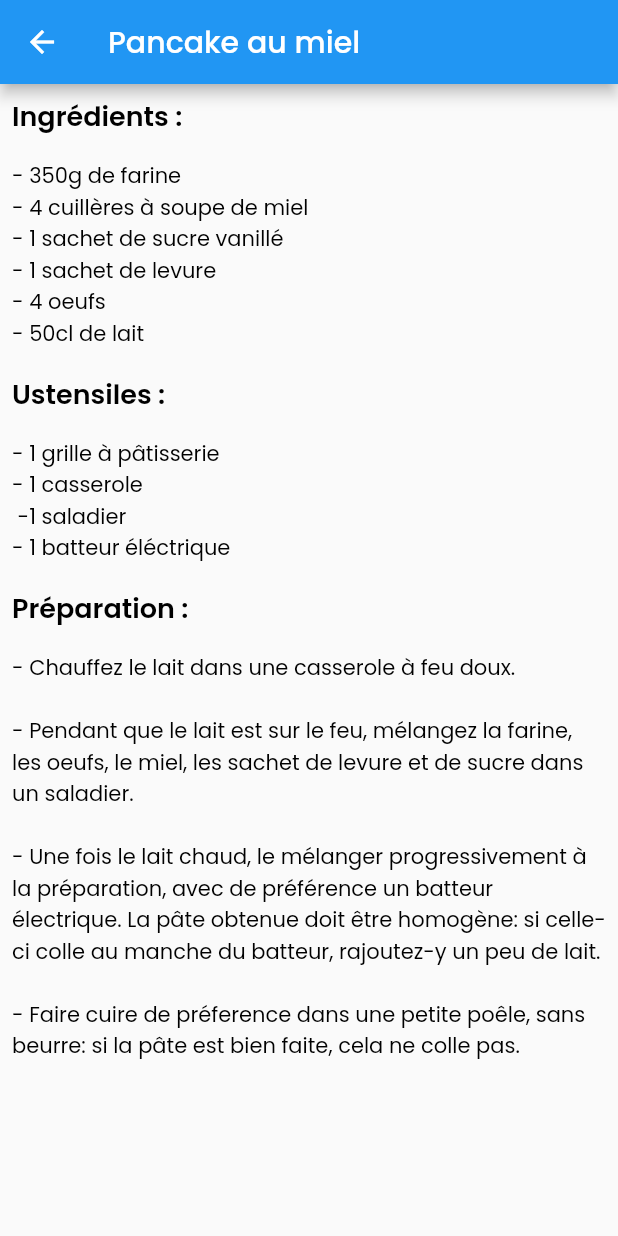
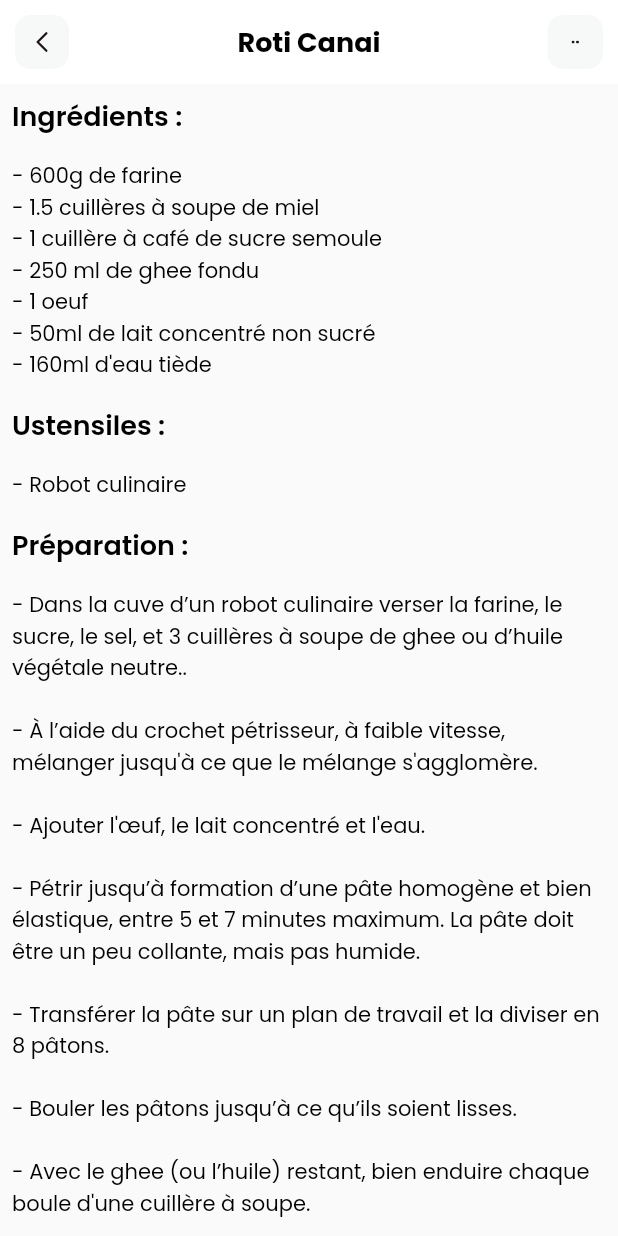
Before and after one commit to timotheegarot/fitness, a Flutter app: the screen it shows after launch, after a tap on "Voir", on a phone screen of 412 x 824 dp. Run offline on Flutter 3.47's test engine with Material 2 defaults, Android fonts, the phone set to English and light mode, and no system bars; our stand-ins replace flutter_svg.

Commit message:
AppBar fixed, canai bread recipe added

```diff
--- /dev/null
+++ b/lib/pages/app_bar.dart
@@ -0,0 +1,56 @@
+import 'package:flutter/material.dart';
+import 'package:flutter_svg/svg.dart';
+
+PreferredSizeWidget appBar(BuildContext context, text) {
+  return AppBar(
+    title: Text(
+      text,
+      style: const TextStyle(
+        color: Colors.black,
+        fontSize: 18,
+        fontWeight: FontWeight.bold,
+      ),
+    ),
+    backgroundColor: Colors.white,
+    elevation: 0.0,
+    centerTitle: true,
+    leading: GestureDetector(
+      onTap: () {
+        Navigator.maybePop(
+            context); //Prevents black screen when pop from the breakfast page
+      },
+      child: Container(
+        margin: const EdgeInsets.all(10),
+        alignment: Alignment.center,
+        width: 30,
+        height: 30,
+        decoration: BoxDecoration(
+            color: const Color(0xffF7F8F8),
+            borderRadius: BorderRadius.circular(10)),
+        child: SvgPicture.asset(
+          'assets/icons/Arrow - Left 2.svg',
+          height: 20,
+          width: 20,
+        ),
+      ),
+    ),
+    actions: [
+      GestureDetector(
+        onTap: () {},
+        child: Container(
+          margin: const EdgeInsets.all(10),
+          alignment: Alignment.center,
+          width: 37,
+          decoration: BoxDecoration(
+              color: const Color(0xffF7F8F8),
+              borderRadius: BorderRadius.circular(10)),
+          child: SvgPicture.asset(
+            'assets/icons/dots.svg',
+            height: 5,
+            width: 5,
+          ),
+        ),
+      )
+    ],
+  );
+}
--- /dev/null
+++ b/lib/pages/canai_bread.dart
@@ -0,0 +1,97 @@
+import 'package:fitness/pages/app_bar.dart';
+import 'package:flutter/material.dart';
+
+class CanaiBreadRecipe extends StatelessWidget {
+  const CanaiBreadRecipe({Key? key}) : super(key: key);
+
+  final String canaiBreadIngredients =
+      "- 600g de farine\n- 1.5 cuillères à soupe de miel\n- 1 cuillère à café de sucre semoule\n- 250 ml de ghee fondu\n- 1 oeuf\n- 50ml de lait concentré non sucré\n- 160ml d'eau tiède";
+  final String canaiBreadTools = '- Robot culinaire';
+  final String canaiBreadSteps =
+      '''- Dans la cuve d’un robot culinaire verser la farine, le sucre, le sel, et 3 cuillères à soupe de ghee ou d’huile végétale neutre..
+      \n- À l’aide du crochet pétrisseur, à faible vitesse, mélanger jusqu'à ce que le mélange s'agglomère.
+      \n- Ajouter l'œuf, le lait concentré et l'eau.
+      \n- Pétrir jusqu’à formation d’une pâte homogène et bien élastique, entre 5 et 7 minutes maximum. La pâte doit être un peu collante, mais pas humide.
+      \n- Transférer la pâte sur un plan de travail et la diviser en 8 pâtons.
+      \n- Bouler les pâtons jusqu’à ce qu’ils soient lisses.
+      \n- Avec le ghee (ou l’huile) restant, bien enduire chaque boule d'une cuillère à soupe.
+      \n- Disposer les boules de pâte sur une plaque et les couvrir d’un linge.
+      \n- Les laisser reposer à température ambiante, à l’abri des courants d’air, pendant au moins 6 heures.
+      \n- Enduire un plan de travail de ghee ou d’huile végétale neutre. Enduire les deux mains également. Déposer une boule de pâte au centre du plan de travail.
+      \n- Appuyer avec la paume de la main généreusement graissée pour aplatir la pâte en un disque d’environ 15 a 20 cm de diamètre, sur 6 mm d’épaisseur au centre et légèrement plus mince sur les bords.
+      \n- Étirer la pâte du centre vers l'extérieur en s’assurant que la plus grande partie de la pâte est mince comme du papier et en se déplaçant autour du périmètre de la pâte tout en la tirant en la tenant entre les pouces et les autres doigts, en soulevant les bords plus épais, en tirant vers l'extérieur pour l’amincir et en la "claquant" de temps en temps contre le plan de travail pour la faire adhérer.
+      \n- Donc, lentement faire le tour du périmètre du cercle de pâte, en tirant vers l'extérieur pour éclaircir la pâte jusqu’à ce que l’on puisse voir au travers.
+      \n- Continuer jusqu'à obtenir une feuille mince comme du papier qui devrait atteindre environ 60 cm de diamètre.
+      \n- Utiliser le bout des doigts pour lisser les parties les plus épaisses comme du papier.
+      \n- Chauffer une plaque chauffante ou une grande poêle à frire à feu doux.
+      \n- Arroser la plaque chauffante ou la poêle d'un peu de ghee ou d’huile végétale neutre.
+      \n- Poser un roti dans la poêle et cuire lentement, 3 à 4 minutes de chaque côté, en tournant ensuite de temps en temps pour assurer un brunissement uniforme.
+      \n- Transférer les pains au fur et à mesure sur un plan de travail.
+      \n- Renouveler l’opération avec les roti restants.
+      \n- Servir immédiatement.''';
+
+  @override
+  Widget build(BuildContext context) {
+    return Scaffold(
+      appBar: appBar(context, "Roti Canai"),
+      body: SingleChildScrollView(
+          child:
+              Column(crossAxisAlignment: CrossAxisAlignment.start, children: [
+        const Padding(
+            padding: EdgeInsets.all(8.0),
+            child: Text(
+              'Ingrédients : ',
+              style: TextStyle(
+                color: Colors.black,
+                fontSize: 18,
+                fontWeight: FontWeight.w600,
+              ),
+            )),
+        Padding(
+            padding: const EdgeInsets.all(8.0),
+            child: Text(
+              canaiBreadIngredients,
+              style: const TextStyle(
+                color: Colors.black,
+              ),
+            )),
+        const Padding(
+            padding: EdgeInsets.all(8.0),
+            child: Text(
+              'Ustensiles : ',
+              style: TextStyle(
+                color: Colors.black,
+                fontSize: 18,
+                fontWeight: FontWeight.w600,
+              ),
+            )),
+        Padding(
+            padding: const EdgeInsets.all(8.0),
+            child: Text(
+              canaiBreadTools,
+              style: const TextStyle(
+                color: Colors.black,
+              ),
+            )),
+        const Padding(
+            padding: EdgeInsets.all(8.0),
+            child: Text(
+              'Préparation : ',
+              style: TextStyle(
+                color: Colors.black,
+                fontSize: 18,
+                fontWeight: FontWeight.w600,
+              ),
+            )),
+        Padding(
+            padding: const EdgeInsets.all(8.0),
+            child: Text(
+              canaiBreadSteps,
+              style: const TextStyle(
+                color: Colors.black,
+              ),
+            ))
+      ])),
+    );
+  }
+}
--- a/lib/pages/home.dart
+++ b/lib/pages/home.dart
@@ -1,6 +1,8 @@
 import 'package:fitness/models/category_model.dart';
 import 'package:fitness/models/diet_model.dart';
 import 'package:fitness/models/popular_model.dart';
+import 'package:fitness/pages/app_bar.dart';
+import 'package:fitness/pages/canai_bread.dart';
 import 'package:flutter/material.dart';
 import 'package:flutter_svg/svg.dart';
 import 'package:fitness/pages/honey_pancake.dart';
@@ -27,7 +29,7 @@ class _HomePageState extends State<HomePage> {
   Widget build(BuildContext context) {
     _getInitialInfo();
     return Scaffold(
-      appBar: appBar(),
+      appBar: appBar(context, "Petit déjeuner"),
       backgroundColor: Colors.white,
       body: SingleChildScrollView(
         child: Column(
@@ -200,7 +202,8 @@ class _HomePageState extends State<HomePage> {
                         Navigator.push(
                             context,
                             MaterialPageRoute(
-                                builder: (context) => HoneyPancakeRecipe()));
+                                builder: (context) =>
+                                    CanaiBreadRecipe() /*HoneyPancakeRecipe()*/));
                       },
                       child: Container(
                         width: 130,
@@ -357,55 +360,4 @@ class _HomePageState extends State<HomePage> {
       ),
     );
   }
-
-  AppBar appBar() {
-    return AppBar(
-      title: const Text(
-        'Petit déjeuner',
-        style: TextStyle(
-          color: Colors.black,
-          fontSize: 18,
-          fontWeight: FontWeight.bold,
-        ),
-      ),
-      backgroundColor: Colors.white,
-      elevation: 0.0,
-      centerTitle: true,
-      leading: GestureDetector(
-        onTap: () {},
-        child: Container(
-          margin: const EdgeInsets.all(10),
-          alignment: Alignment.center,
-          width: 30,
-          height: 30,
-          decoration: BoxDecoration(
-              color: const Color(0xffF7F8F8),
-              borderRadius: BorderRadius.circular(10)),
-          child: SvgPicture.asset(
-            'assets/icons/Arrow - Left 2.svg',
-            height: 20,
-            width: 20,
-          ),
-        ),
-      ),
-      actions: [
-        GestureDetector(
-          onTap: () {},
-          child: Container(
-            margin: const EdgeInsets.all(10),
-            alignment: Alignment.center,
-            width: 37,
-            decoration: BoxDecoration(
-                color: const Color(0xffF7F8F8),
-                borderRadius: BorderRadius.circular(10)),
-            child: SvgPicture.asset(
-              'assets/icons/dots.svg',
-              height: 5,
-              width: 5,
-            ),
-          ),
-        )
-      ],
-    );
-  }
 }
--- a/lib/pages/honey_pancake.dart
+++ b/lib/pages/honey_pancake.dart
@@ -1,3 +1,4 @@
+import 'package:fitness/pages/app_bar.dart';
 import 'package:flutter/material.dart';
 
 class HoneyPancakeRecipe extends StatelessWidget {
@@ -16,9 +17,7 @@ class HoneyPancakeRecipe extends StatelessWidget {
   @override
   Widget build(BuildContext context) {
     return Scaffold(
-      appBar: AppBar(
-        title: const Text('Pancake au miel'),
-      ),
+      appBar: appBar(context, "Pancake au miel"),
       body: SingleChildScrollView(
           child:
               Column(crossAxisAlignment: CrossAxisAlignment.start, children: [
```
